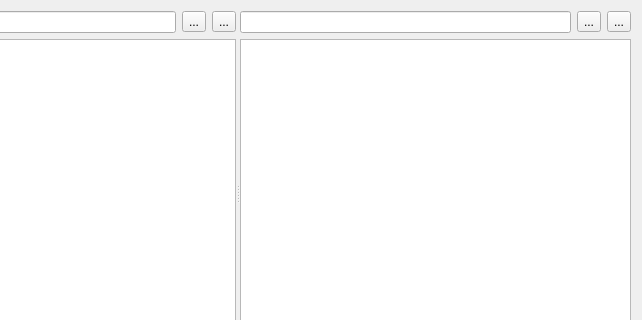
First picture: the form in UnitTests/MeTeM_File_Manager/mainwindow.ui, repository metem/MeTeM-File-Manager, before the edit; both pictures show x 167 to 809 and y 0 to 320 of the 809 by 569 pixel window.
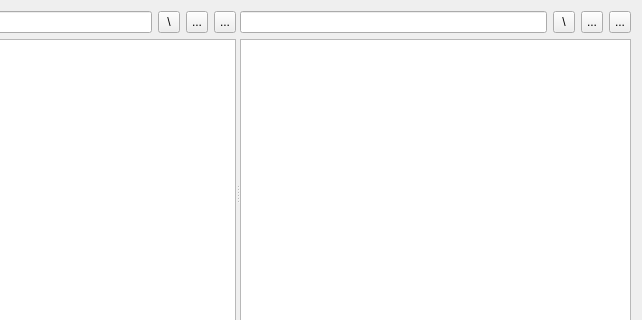
Second picture: the form after the edit. Icons and pictures are not drawn. Custom widgets are drawn as their Qt base class.

The edit to the form file:
```diff
--- a/UnitTests/MeTeM_File_Manager/mainwindow.ui
+++ b/UnitTests/MeTeM_File_Manager/mainwindow.ui
@@ -52,8 +52,63 @@
             </property>
            </widget>
           </item>
+          <item>
+           <widget class="QToolButton" name="tbUp_1">
+            <property name="sizePolicy">
+             <sizepolicy hsizetype="Fixed" vsizetype="Fixed">
+              <horstretch>22</horstretch>
+              <verstretch>22</verstretch>
+             </sizepolicy>
+            </property>
+            <property name="minimumSize">
+             <size>
+              <width>22</width>
+              <height>22</height>
+             </size>
+            </property>
+            <property name="maximumSize">
+             <size>
+              <width>22</width>
+              <height>22</height>
+             </size>
+            </property>
+            <property name="baseSize">
+             <size>
+              <width>22</width>
+              <height>22</height>
+             </size>
+            </property>
+            <property name="text">
+             <string>\</string>
+            </property>
+           </widget>
+          </item>
           <item>
            <widget class="QToolButton" name="tbDuplicates_1">
+            <property name="sizePolicy">
+             <sizepolicy hsizetype="Fixed" vsizetype="Fixed">
+              <horstretch>22</horstretch>
+              <verstretch>22</verstretch>
+             </sizepolicy>
+            </property>
+            <property name="minimumSize">
+             <size>
+              <width>22</width>
+              <height>22</height>
+             </size>
+            </property>
+            <property name="maximumSize">
+             <size>
+              <width>22</width>
+              <height>22</height>
+             </size>
+            </property>
+            <property name="baseSize">
+             <size>
+              <width>22</width>
+              <height>22</height>
+             </size>
+            </property>
             <property name="text">
              <string>...</string>
             </property>
@@ -65,6 +120,30 @@
           </item>
           <item>
            <widget class="QToolButton" name="tb_Finder_1">
+            <property name="sizePolicy">
+             <sizepolicy hsizetype="Fixed" vsizetype="Fixed">
+              <horstretch>22</horstretch>
+              <verstretch>22</verstretch>
+             </sizepolicy>
+            </property>
+            <property name="minimumSize">
+             <size>
+              <width>22</width>
+              <height>22</height>
+             </size>
+            </property>
+            <property name="maximumSize">
+             <size>
+              <width>22</width>
+              <height>22</height>
+             </size>
+            </property>
+            <property name="baseSize">
+             <size>
+              <width>22</width>
+              <height>22</height>
+             </size>
+            </property>
             <property name="text">
              <string>...</string>
             </property>
@@ -153,8 +232,63 @@
             </property>
            </widget>
           </item>
+          <item>
+           <widget class="QToolButton" name="tbUp_2">
+            <property name="sizePolicy">
+             <sizepolicy hsizetype="Fixed" vsizetype="Fixed">
+              <horstretch>22</horstretch>
+              <verstretch>22</verstretch>
+             </sizepolicy>
+            </property>
+            <property name="minimumSize">
+             <size>
+              <width>22</width>
+              <height>22</height>
+             </size>
+            </property>
+            <property name="maximumSize">
+             <size>
+              <width>22</width>
+              <height>22</height>
+             </size>
+            </property>
+            <property name="baseSize">
+             <size>
+              <width>22</width>
+              <height>22</height>
+             </size>
+            </property>
+            <property name="text">
+             <string>\</string>
+            </property>
+           </widget>
+          </item>
           <item>
            <widget class="QToolButton" name="tbDuplicates_2">
+            <property name="sizePolicy">
+             <sizepolicy hsizetype="Fixed" vsizetype="Fixed">
+              <horstretch>22</horstretch>
+              <verstretch>22</verstretch>
+             </sizepolicy>
+            </property>
+            <property name="minimumSize">
+             <size>
+              <width>22</width>
+              <height>22</height>
+             </size>
+            </property>
+            <property name="maximumSize">
+             <size>
+              <width>22</width>
+              <height>22</height>
+             </size>
+            </property>
+            <property name="baseSize">
+             <size>
+              <width>22</width>
+              <height>22</height>
+             </size>
+            </property>
             <property name="text">
              <string>...</string>
             </property>
@@ -166,6 +300,30 @@
           </item>
           <item>
            <widget class="QToolButton" name="tb_Finder_2">
+            <property name="sizePolicy">
+             <sizepolicy hsizetype="Fixed" vsizetype="Fixed">
+              <horstretch>22</horstretch>
+              <verstretch>22</verstretch>
+             </sizepolicy>
+            </property>
+            <property name="minimumSize">
+             <size>
+              <width>22</width>
+              <height>22</height>
+             </size>
+            </property>
+            <property name="maximumSize">
+             <size>
+              <width>22</width>
+              <height>22</height>
+             </size>
+            </property>
+            <property name="baseSize">
+             <size>
+              <width>22</width>
+              <height>22</height>
+             </size>
+            </property>
             <property name="text">
              <string>...</string>
             </property>
```
Left out of the diff: 19 changed lines with no effect on the pictures.
